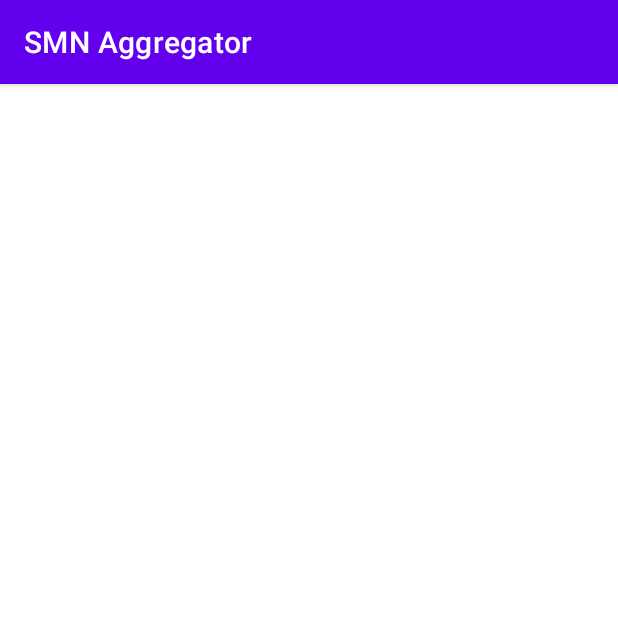
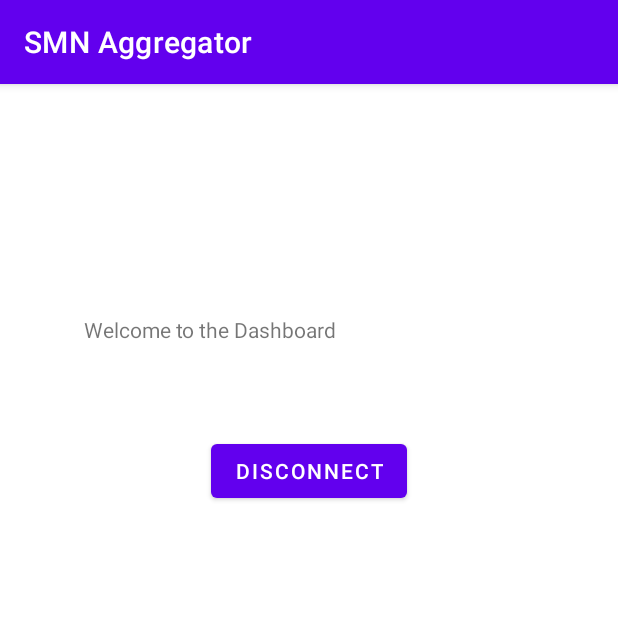
Before and after one commit to AnastasiaTsav/Social-Media-Network-Aggregator, an Android app: the screen it shows after launch once a user with an empty profile is signed in (MenuActivity), on a phone screen of 412 x 824 dp, the top half of it. Run offline under Robolectric (Android 15) with nearby library versions, the phone set to English and light mode, and no system bars; our stand-ins replace Firebase (no records; nobody signed in at launch, a user with empty details on screens opened directly).

Commit message:
layout changes Disconnect button in the activity_menu.xml and making it possible to go from MenuActivity to LoginActivity

```diff
--- a/app/src/main/java/com/example/smnaggregator/LoginActivity.java
+++ b/app/src/main/java/com/example/smnaggregator/LoginActivity.java
@@ -43,6 +43,7 @@ public class LoginActivity extends AppCompatActivity {
 
         mAuth = FirebaseAuth.getInstance();
 
+        //Check if the user is already logged in -> send them to an other window of the app
         if(mAuth.getCurrentUser() != null){
             startActivity(new Intent(getApplicationContext(), MenuActivity.class));
             finish();
--- a/app/src/main/java/com/example/smnaggregator/MenuActivity.java
+++ b/app/src/main/java/com/example/smnaggregator/MenuActivity.java
@@ -1,14 +1,25 @@
 package com.example.smnaggregator;
+
+
+import android.content.Intent;
+import android.os.Bundle;
+import android.view.View;
+
 
 import androidx.appcompat.app.AppCompatActivity;
 
-import android.os.Bundle;
+
+import com.google.firebase.auth.FirebaseAuth;
 
 public class MenuActivity extends AppCompatActivity {
-
     @Override
     protected void onCreate(Bundle savedInstanceState) {
         super.onCreate(savedInstanceState);
         setContentView(R.layout.activity_menu);
     }
+    public void logout(View view){
+        FirebaseAuth.getInstance().signOut();
+        startActivity(new Intent(getApplicationContext(), LoginActivity.class));
+        finish();
+    }
 }
--- a/app/src/main/res/layout/activity_login.xml
+++ b/app/src/main/res/layout/activity_login.xml
@@ -75,7 +75,7 @@
     <TextView
         android:id="@+id/name_txt"
         android:layout_width="328dp"
-        android:layout_height="96dp"
+        android:layout_height="50dp"
         android:layout_marginTop="16dp"
         android:background="#0003A9F4"
         android:text="SMN Aggregator"
@@ -94,7 +94,7 @@
         android:layout_height="26dp"
         android:layout_gravity="center_horizontal"
         android:layout_marginTop="8dp"
-        android:background="@drawable/facebookicon"
+        android:background="@drawable/com_facebook_button_send_background"
         app:layout_constraintEnd_toEndOf="parent"
         app:layout_constraintStart_toStartOf="parent"
         app:layout_constraintTop_toBottomOf="@+id/info2_text"
--- a/app/src/main/res/layout/activity_menu.xml
+++ b/app/src/main/res/layout/activity_menu.xml
@@ -3,7 +3,31 @@
     xmlns:app="http://schemas.android.com/apk/res-auto"
     xmlns:tools="http://schemas.android.com/tools"
     android:layout_width="match_parent"
-    android:layout_height="match_parent"
-    tools:context=".MenuActivity">
+    android:layout_height="match_parent">
 
+    <TextView
+        android:id="@+id/Welcome"
+        android:layout_width="300dp"
+        android:layout_height="30dp"
+        android:layout_marginStart="168dp"
+        android:layout_marginTop="154dp"
+        android:layout_marginEnd="168dp"
+        android:text="Welcome to the Dashboard"
+        app:layout_constraintBottom_toBottomOf="parent"
+        app:layout_constraintEnd_toEndOf="parent"
+        app:layout_constraintHorizontal_bias="0.502"
+        app:layout_constraintStart_toStartOf="parent"
+        app:layout_constraintTop_toTopOf="parent"
+        app:layout_constraintVertical_bias="0.0" />
+
+    <Button
+        android:id="@+id/DisconnectBtn"
+        android:layout_width="wrap_content"
+        android:layout_height="wrap_content"
+        android:layout_marginTop="50dp"
+        android:text="Disconnect"
+        app:layout_constraintEnd_toEndOf="parent"
+        app:layout_constraintStart_toStartOf="parent"
+        app:layout_constraintTop_toBottomOf="@+id/Welcome"
+        android:onClick="logout"/>
 </androidx.constraintlayout.widget.ConstraintLayout>
```
